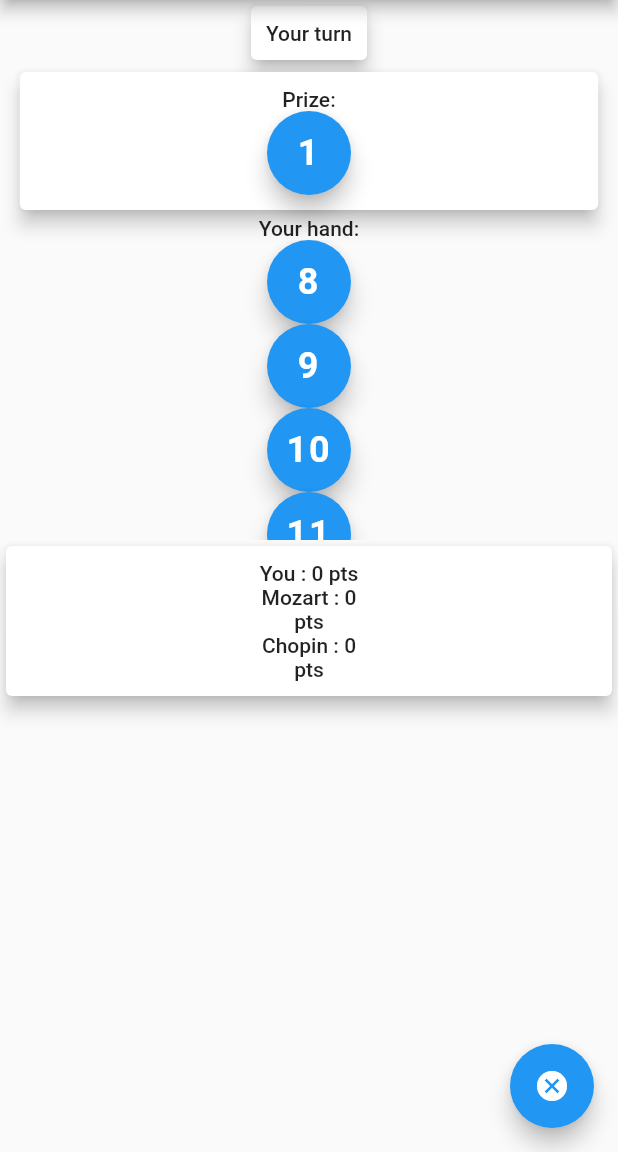
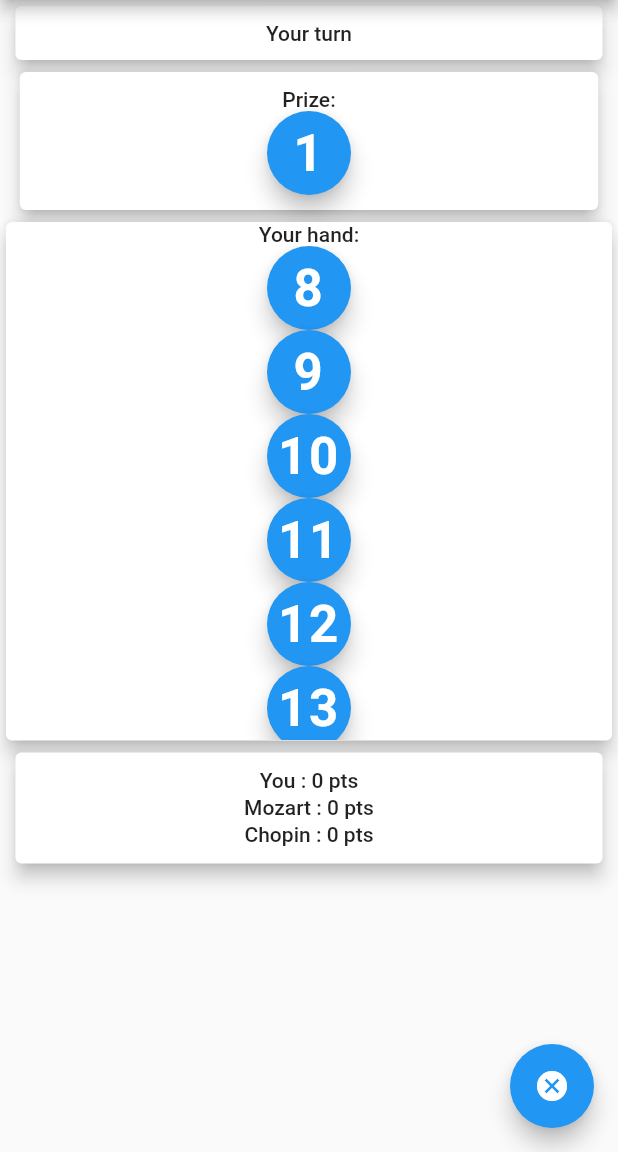
Before and after one commit to codetojoy/waro_flutter, a Flutter app: the screen it shows after launch, after a tap on the "add" icon, on a phone screen of 412 x 824 dp, the part 84-1236 px from its top. Run offline on Flutter 3.47's test engine with Material 2 defaults, Android fonts, the phone set to English and light mode, and no system bars; our stand-ins replace sprintf; statements that could not run were skipped.

Commit message:
portait is OK for android

```diff
--- a/lib/main.dart
+++ b/lib/main.dart
@@ -127,7 +127,7 @@ class _MyHomePageState extends State<MyHomePage> {
     return Scaffold(
       appBar: _appBar,
       body: (_isGameInProgress())
-          ? Tableau(_game.table, _playCard, _newGame, _cancelGame)
+          ? Tableau(_game.table, _playCard, _newGame)
           : Welcome(_appBar ),
       floatingActionButton: actionButton,
     );
--- a/lib/widgets/card.dart
+++ b/lib/widgets/card.dart
@@ -12,7 +12,8 @@ class CardWidget extends StatelessWidget {
   @override
   Widget build(BuildContext context) {
     // var textStyle = Theme.of(context).textTheme.headline1;
-    var textStyle = TextStyle(fontSize: 24, fontWeight: FontWeight.bold);
+    final fontSize = Theme.of(context).textTheme.headline4.fontSize;
+    var textStyle = TextStyle(fontSize: fontSize, fontWeight: FontWeight.bold);
     return FloatingActionButton(
       onPressed: _selectHandler,
       tooltip: _tooltip,
--- a/lib/widgets/players_info.dart
+++ b/lib/widgets/players_info.dart
@@ -12,29 +12,15 @@ class PlayersInfoWidget extends StatelessWidget {
   Widget build(BuildContext context) {
     final mediaQueryData = MediaQuery.of(context);
     final mediaWidth = mediaQueryData.size.width;
-    var infoWidgets = _players.map((player) {
+    final infoWidgets = _players.map((player) {
       return PlayerInfoWidget(player);
     }).toList();
     return Card(
-        child: Padding(
-            padding: EdgeInsets.symmetric(horizontal: mediaWidth * 0.4, vertical: 10),
-            child: Column(
-                children: infoWidgets,
-                )),
+        child: Container(
+            padding: EdgeInsets.all(10),
+            width: mediaWidth * 0.95,
+            child: Column(children: infoWidgets)),
         elevation: 5);
-    /*
-    return Container(
-        child: Card(
-          child: Column(
-            children: [
-              ...infoWidgets,
-            ],
-          ),
-          elevation: 15,
-        ),
-        padding:
-            EdgeInsets.symmetric(horizontal: mediaWidth * 0.3, vertical: 10));
-            */
   }
 }
 
@@ -48,11 +34,15 @@ class PlayerInfoWidget extends StatelessWidget {
     final textStyle = Theme.of(context).textTheme.bodyText1;
     // final text = _player.name + ' : ' + _player.playerStats.toString();
     // final text = sprintf("%-10s : %-7s", [_player.name, _player.playerStats.toString()]);
+    final mediaQueryData = MediaQuery.of(context);
+    final mediaWidth = mediaQueryData.size.width;
+    final mediaHeight = mediaQueryData.size.height;
     final text = sprintf("%s : %s", [_player.name, _player.playerStats.toString()]);
-    return Container(child: Column(
-      children: [
-        Container(width: 180, child: Text(text, textAlign: TextAlign.center, style: textStyle)),
-      ],
-    ));
+    return Container(
+        padding: EdgeInsets.all(1),
+        width: mediaWidth * 0.95,
+        // height: mediaWidth * 0.1,
+        child: Text(text, textAlign: TextAlign.center, style: textStyle),
+    );
   }
 }
--- a/lib/widgets/status.dart
+++ b/lib/widgets/status.dart
@@ -12,13 +12,12 @@ class StatusWidget extends StatelessWidget {
     var textStyle = Theme.of(context).textTheme.bodyText1;
 
     return Card(
-        child: Padding(
-            padding: EdgeInsets.symmetric(horizontal: 10, vertical: 10),
-            child: FittedBox(
-                fit: BoxFit.fitWidth,
-                child: Text(this._statusText,
-                textAlign: TextAlign.center,
-                style: textStyle))),
-        elevation: 5);
+      child: Container(
+        padding: EdgeInsets.all(10),
+        width: mediaWidth * 0.95,
+        child: Text(_statusText, textAlign: TextAlign.center, style: textStyle),
+      ),
+      elevation: 5,
+    );
   }
 }
--- a/lib/widgets/tableau.dart
+++ b/lib/widgets/tableau.dart
@@ -10,11 +10,8 @@ class Tableau extends StatelessWidget {
   final waro_t.Table _table;
   final Function _playCardHandler;
   final Function _newGameHandler;
-  // TODO: remove?
-  final Function _cancelGameHandler;
 
-  Tableau(this._table, this._playCardHandler, this._newGameHandler,
-      this._cancelGameHandler);
+  Tableau(this._table, this._playCardHandler, this._newGameHandler);
 
   @override
   Widget build(BuildContext context) {
@@ -40,13 +37,6 @@ class Tableau extends StatelessWidget {
           PrizeCardWidget(_table.prizeCard),
           UserHandWidget(_table.user.hand, _playCardHandler),
           PlayersInfoWidget(_table.players),
-          /*
-          FloatingActionButton(
-            onPressed: _cancelGameHandler,
-            tooltip: 'Quit Game',
-            child: Icon(Icons.cancel),
-          ),
-          */
         ],
       ));
     }
--- a/lib/widgets/user_hand.dart
+++ b/lib/widgets/user_hand.dart
@@ -3,7 +3,6 @@ import 'package:flutter/material.dart';
 import './card.dart';
 import '../models/card.dart' as waro_c;
 import '../models/hand.dart';
-import '../util/logger.dart';
 
 class UserHandWidget extends StatelessWidget {
   final Hand _hand;
@@ -29,21 +28,25 @@ class UserHandWidget extends StatelessWidget {
     );
   }
 
-  Widget _buildPortrait(BuildContext context,
-      MediaQueryData mediaQueryData, List<Widget> cardWidgets) {
-    L.log('TRACER UH.bP');
-    var textStyle = Theme.of(context).textTheme.bodyText1;
-    return Center(
-      child: Column(children: [
-        Text('Your hand:',
-            textAlign: TextAlign.center,
-            style: textStyle),
-        Container(
-          height: 200,
-          child: ListView(children: cardWidgets),
-        ),
-      ]),
-    );
+  Widget _buildPortrait(BuildContext context, MediaQueryData mediaQueryData,
+      List<Widget> cardWidgets) {
+    final textStyle = Theme.of(context).textTheme.bodyText1;
+    final heightPercentage = 0.4;
+    final mediaQueryData = MediaQuery.of(context);
+    final mediaHeight = mediaQueryData.size.height;
+    return LayoutBuilder(builder: (ctx, constraints) {
+      return Card(
+        child: Center(
+            child: Column(children: [
+          Text('Your hand:', textAlign: TextAlign.center, style: textStyle),
+          Container(
+            height: mediaHeight * heightPercentage,
+            child: ListView(children: cardWidgets),
+          ),
+        ])),
+        elevation: 5,
+      );
+    });
   }
 
   @override
```
Also changed, not shown: 1 other file.
